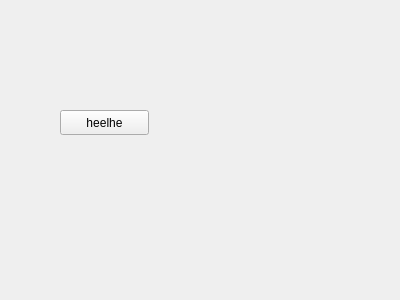
First picture: the form in Engg._Drawing_Visualization_n_Design/Source_Code/forms/enterdata.ui, repository arpanmangal/COP-CAD, before the edit.
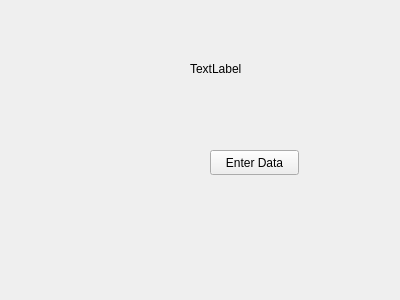
Second picture: the form after the edit.

Patch:
```diff
--- a/Engg._Drawing_Visualization_n_Design/Source_Code/forms/enterdata.ui
+++ b/Engg._Drawing_Visualization_n_Design/Source_Code/forms/enterdata.ui
@@ -13,17 +13,30 @@
   <property name="windowTitle">
    <string>Form</string>
   </property>
-  <widget class="QPushButton" name="pushButton">
+  <widget class="QLabel" name="instruction">
    <property name="geometry">
     <rect>
-     <x>60</x>
-     <y>110</y>
+     <x>190</x>
+     <y>60</y>
+     <width>67</width>
+     <height>17</height>
+    </rect>
+   </property>
+   <property name="text">
+    <string>TextLabel</string>
+   </property>
+  </widget>
+  <widget class="QPushButton" name="start">
+   <property name="geometry">
+    <rect>
+     <x>210</x>
+     <y>150</y>
      <width>89</width>
      <height>25</height>
     </rect>
    </property>
    <property name="text">
-    <string>heelhe</string>
+    <string>Enter Data</string>
    </property>
   </widget>
  </widget>
```
